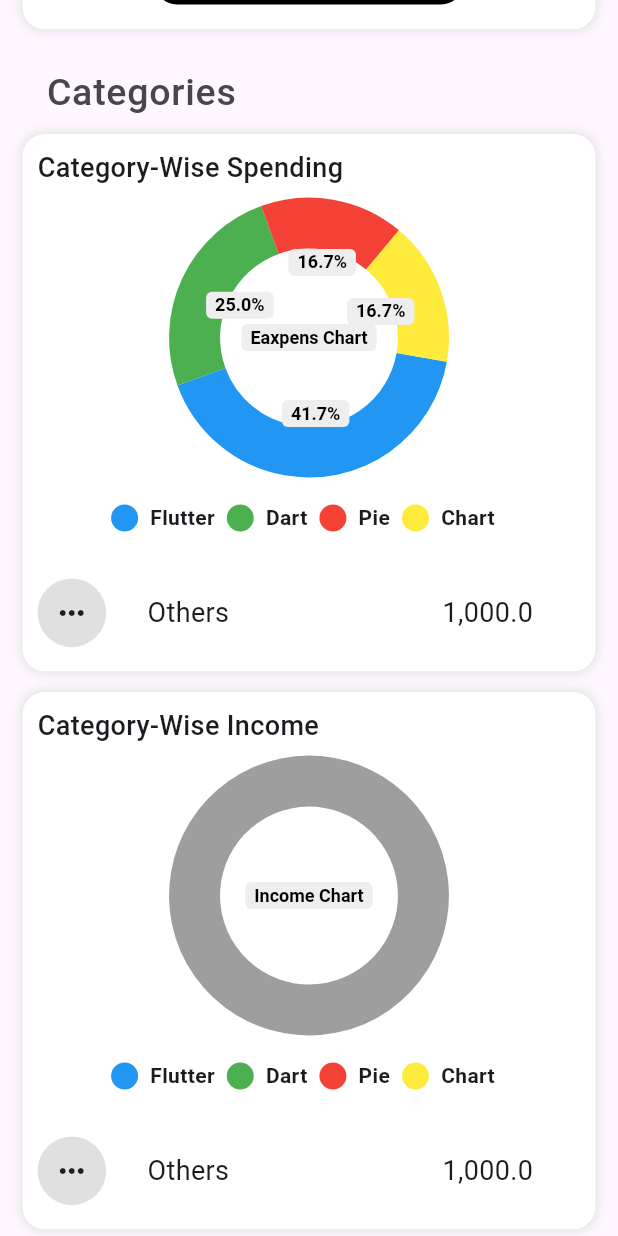
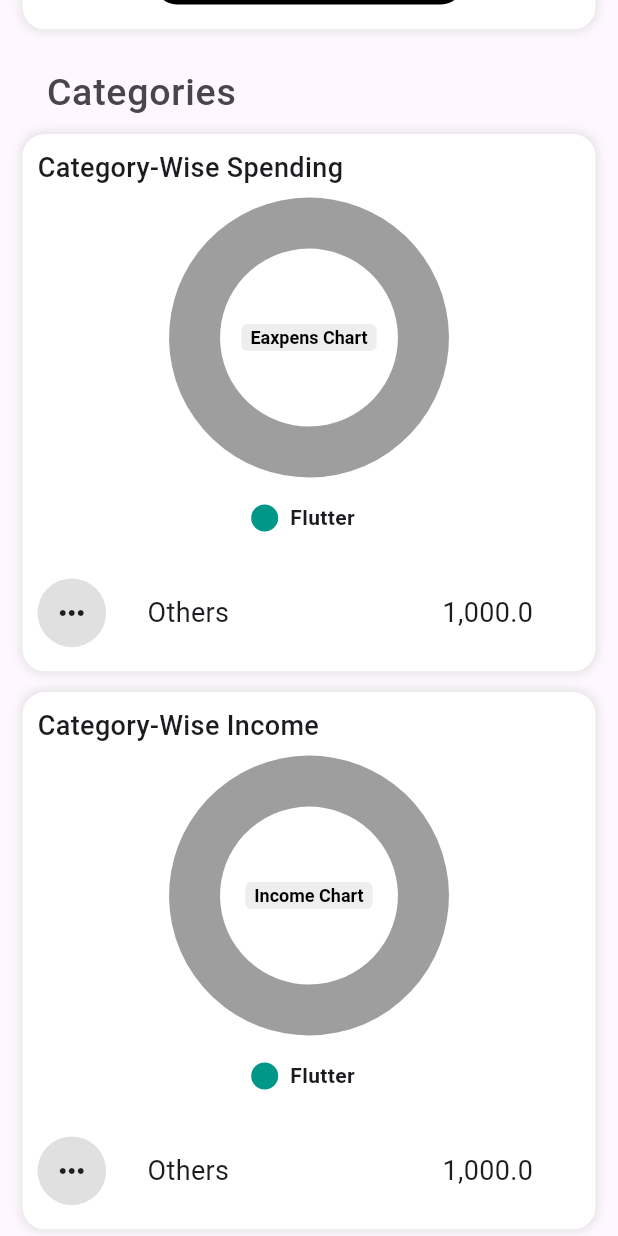
Before and after one commit to MauryaAayush/budget_tracker_app, a Flutter app: the Analytics2 screen opened by its route, scrolled down 576 dp, on a phone screen of 412 x 824 dp. Run offline on Flutter 3.47's test engine with Material 3 defaults, Android fonts, the light colour scheme and no system bars; drawn by our look-alikes of pie_chart; our stand-ins replace google_fonts, image_picker; missing offline and left inert: curved_nav_bar.

Commit message:
Radhey radhey

```diff
--- a/lib/utils/global_variable.dart
+++ b/lib/utils/global_variable.dart
@@ -23,15 +23,10 @@ double spending = 0, income = 0, balance = 0;
 
 Map<String, double> dataMapIncome = {
    'Flutter': 0,
-   'Dart': 0,
-   'Pie': 0,
-   'Chart': 0,
 };
 Map<String, double> dataMapEaxpens = {
-  'Flutter': 5,
-  'Dart': 3,
-  'Pie': 2,
-  'Chart': 2,
+  'Flutter': 0,
+
 };
 
 
--- a/lib/view/screens/Add_Transaction/AddExpense.dart
+++ b/lib/view/screens/Add_Transaction/AddExpense.dart
@@ -89,7 +89,6 @@ class _AddExpenseState extends State<AddExpense> {
                                         categoriesList[index]['name'];
                                     transactionExpense['categoryIcon'] =
                                         categoriesList[index]['icon'];
-                                    dataMapEaxpens.putIfAbsent(transactionExpense['category'], () =>txtAmountExpense as double);
                                     selectedCategoryIndexExpense = index;
                                     Navigator.pop(context);
                                   });
--- a/lib/view/screens/Add_Transaction/AddIncome.dart
+++ b/lib/view/screens/Add_Transaction/AddIncome.dart
@@ -87,7 +87,6 @@ class _AddIncomeState extends State<AddIncome> {
                                         incomeCategoryList[index]['name'];
                                     transactionIncome['categoryIcon'] =
                                         incomeCategoryList[index]['icon'];
-                                    dataMapIncome.putIfAbsent(transactionExpense['category'], () =>txtAmountExpense as double);
                                     selectedCategoryIndexIncome = index;
                                     Navigator.pop(context);
                                   });
--- a/lib/view/screens/Add_Transaction/Components/Catogryicon.dart
+++ b/lib/view/screens/Add_Transaction/Components/Catogryicon.dart
@@ -104,7 +104,7 @@ List incomeCategoryList = [
   },
 ];
 
-List categoryIconColorList = [
+List<Color> categoryIconColorList = [
   Colors.teal,
   Colors.orange,
   Colors.blueAccent,
--- a/lib/view/screens/analyticsScreen/analytic_2.dart
+++ b/lib/view/screens/analyticsScreen/analytic_2.dart
@@ -1,6 +1,7 @@
 import 'package:flutter/material.dart';
 import 'package:pie_chart/pie_chart.dart';
 import '../../../utils/global_variable.dart';
+import '../Add_Transaction/Components/Catogryicon.dart';
 
 class Analytics2 extends StatefulWidget {
   const Analytics2({super.key});
@@ -166,7 +167,7 @@ class _Analytics2State extends State<Analytics2> {
                                 ),
                               ),
                               Text(
-                                '\$0.00',
+                                  '\$${spendingCounting()}',
                                 style: TextStyle(
                                     color: Colors.white,
                                     fontSize: height / 60,
@@ -219,7 +220,7 @@ class _Analytics2State extends State<Analytics2> {
                                 ),
                               ),
                               Text(
-                                '\$0.00',
+                                '\$${earningCounting()}',
                                 style: TextStyle(
                                     color: Colors.white,
                                     fontSize: height / 60,
@@ -243,7 +244,7 @@ class _Analytics2State extends State<Analytics2> {
                     color: Colors.black12, borderRadius: BorderRadius.circular(15)),
                 child: Center(
                     child: Text(
-                      "Balance:1,000.0",
+                      "Balance:\u20B9${countBalance()}",
                       style: TextStyle(fontSize: 18),
                     )),
               ),
@@ -353,7 +354,7 @@ class _Analytics2State extends State<Analytics2> {
                           animationDuration: Duration(milliseconds: 800),
                           chartLegendSpacing: 32,
                           chartRadius: MediaQuery.of(context).size.width / 2.7,
-                          colorList: [Colors.blue, Colors.green, Colors.red, Colors.yellow],
+                          colorList: categoryIconColorList,
                            initialAngleInDegree: 10,
                           chartType: ChartType.ring,
                           ringStrokeWidth: 34,
@@ -435,7 +436,7 @@ class _Analytics2State extends State<Analytics2> {
                           animationDuration: Duration(milliseconds: 800),
                           chartLegendSpacing: 32,
                           chartRadius: MediaQuery.of(context).size.width / 2.7,
-                          colorList: [Colors.blue, Colors.green, Colors.red, Colors.yellow],
+                          colorList: categoryIconColorList,
                           initialAngleInDegree: 10,
                           chartType: ChartType.ring,
                           ringStrokeWidth: 34,
```
Also changed, not shown: lib/view/screens/Add_Transaction/Add-transaction.dart (+12 -0 lines), lib/view/screens/analyticsScreen/main_analytics.dart (added, +148 -0 lines), lib/view/screens/bottem_navigation_bar/bottem.dart (+7 -5 lines).
